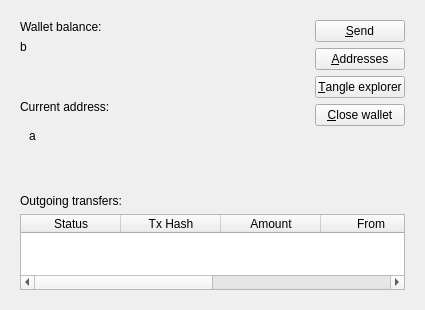
joshirio/iota-cooler, file widgets/walletwidget.ui: the form before one commit.
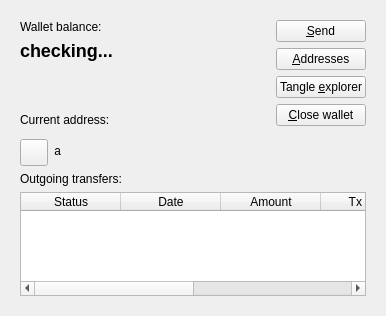
The form after the commit. Icons and pictures are not drawn.

Patch:
```diff
--- a/widgets/walletwidget.ui
+++ b/widgets/walletwidget.ui
@@ -6,8 +6,8 @@
    <rect>
     <x>0</x>
     <y>0</y>
-    <width>425</width>
-    <height>310</height>
+    <width>386</width>
+    <height>316</height>
    </rect>
   </property>
   <property name="windowTitle">
@@ -17,28 +17,43 @@
    <item>
     <widget class="QStackedWidget" name="stackedWidget">
      <widget class="QWidget" name="page">
-      <layout class="QVBoxLayout" name="verticalLayout_7">
+      <layout class="QVBoxLayout" name="verticalLayout_4">
        <item>
         <layout class="QGridLayout" name="gridLayout">
          <item row="0" column="0">
           <layout class="QVBoxLayout" name="verticalLayout_5">
            <item>
             <widget class="QLabel" name="label">
+             <property name="sizePolicy">
+              <sizepolicy hsizetype="Preferred" vsizetype="Preferred">
+               <horstretch>0</horstretch>
+               <verstretch>0</verstretch>
+              </sizepolicy>
+             </property>
              <property name="text">
               <string>Wallet balance:</string>
              </property>
              <property name="alignment">
-              <set>Qt::AlignLeading|Qt::AlignLeft|Qt::AlignVCenter</set>
+              <set>Qt::AlignLeading|Qt::AlignLeft|Qt::AlignTop</set>
              </property>
             </widget>
            </item>
            <item>
             <widget class="QLabel" name="balanceLabel">
+             <property name="toolTip">
+              <string>Balance of the current address. Refreshes every 30 seconds...</string>
+             </property>
+             <property name="styleSheet">
+              <string notr="true">QLabel {
+	font-size: 18px;
+	font-weight: bold;
+}</string>
+             </property>
              <property name="text">
-              <string>b</string>
+              <string>checking...</string>
              </property>
              <property name="alignment">
-              <set>Qt::AlignLeading|Qt::AlignLeft|Qt::AlignVCenter</set>
+              <set>Qt::AlignLeading|Qt::AlignLeft|Qt::AlignTop</set>
              </property>
              <property name="wordWrap">
               <bool>true</bool>
@@ -53,6 +68,9 @@
              <property name="orientation">
               <enum>Qt::Vertical</enum>
              </property>
+             <property name="sizeType">
+              <enum>QSizePolicy::Minimum</enum>
+             </property>
              <property name="sizeHint" stdset="0">
               <size>
                <width>20</width>
@@ -82,7 +100,7 @@
            <item>
             <widget class="QPushButton" name="tangleExplorerButton">
              <property name="text">
-              <string>&amp;Tangle explorer</string>
+              <string>Tangle &amp;explorer</string>
              </property>
             </widget>
            </item>
@@ -109,7 +127,9 @@
           </layout>
          </item>
          <item row="1" column="0">
-          <layout class="QVBoxLayout" name="verticalLayout_4">
+          <layout class="QVBoxLayout" name="verticalLayout_3">
+           <item>
+            <layout class="QHBoxLayout" name="horizontalLayout">
            <item>
             <widget class="QLabel" name="label_3">
              <property name="text">
@@ -118,28 +138,59 @@
             </widget>
            </item>
            <item>
-            <widget class="QScrollArea" name="scrollArea">
-             <property name="frameShape">
-              <enum>QFrame::NoFrame</enum>
-             </property>
-             <property name="frameShadow">
-              <enum>QFrame::Sunken</enum>
-             </property>
-             <property name="widgetResizable">
-              <bool>true</bool>
-             </property>
-             <widget class="QWidget" name="scrollAreaWidgetContents">
-              <property name="geometry">
-               <rect>
-                <x>0</x>
-                <y>0</y>
-                <width>251</width>
-                <height>49</height>
-               </rect>
-              </property>
-              <layout class="QVBoxLayout" name="verticalLayout_3">
+              <spacer name="horizontalSpacer">
+               <property name="orientation">
+                <enum>Qt::Horizontal</enum>
+               </property>
+               <property name="sizeHint" stdset="0">
+                <size>
+                 <width>40</width>
+                 <height>20</height>
+                </size>
+               </property>
+              </spacer>
+             </item>
+            </layout>
+           </item>
+           <item>
+            <layout class="QHBoxLayout" name="horizontalLayout_2">
+             <item>
+              <widget class="QToolButton" name="copyAddressToolButton">
+               <property name="toolTip">
+                <string>Copy (Ctrl+A)</string>
+               </property>
+               <property name="text">
+                <string/>
+               </property>
+               <property name="icon">
+                <iconset theme="editcopy">
+                 <disabledoff>:/icons/copy.png</disabledoff>
+                </iconset>
+               </property>
+               <property name="iconSize">
+                <size>
+                 <width>20</width>
+                 <height>20</height>
+                </size>
+               </property>
+               <property name="shortcut">
+                <string>Ctrl+R</string>
+               </property>
+               <property name="arrowType">
+                <enum>Qt::NoArrow</enum>
+               </property>
+              </widget>
+             </item>
                <item>
                 <widget class="QLabel" name="addressLabel">
+               <property name="toolTip">
+                <string>The current receiving address for your wallet</string>
+               </property>
+               <property name="styleSheet">
+                <string notr="true">QLabel{
+	font-family: monospace;
+}</string>
+               </property>
                  <property name="text">
                   <string>a</string>
                  </property>
@@ -147,7 +198,7 @@
                   <bool>false</bool>
                  </property>
                  <property name="alignment">
-                  <set>Qt::AlignLeading|Qt::AlignLeft|Qt::AlignTop</set>
+                <set>Qt::AlignLeading|Qt::AlignLeft|Qt::AlignVCenter</set>
                  </property>
                  <property name="wordWrap">
                   <bool>true</bool>
@@ -161,26 +212,11 @@
                 </widget>
                </item>
               </layout>
-             </widget>
-            </widget>
            </item>
           </layout>
          </item>
         </layout>
        </item>
-       <item>
-        <spacer name="verticalSpacer_2">
-         <property name="orientation">
-          <enum>Qt::Vertical</enum>
-         </property>
-         <property name="sizeHint" stdset="0">
-          <size>
-           <width>20</width>
-           <height>0</height>
-          </size>
-         </property>
-        </spacer>
-       </item>
        <item>
         <layout class="QVBoxLayout" name="verticalLayout_2">
          <item>
@@ -238,7 +274,7 @@
            </column>
            <column>
             <property name="text">
-             <string>Tx Hash</string>
+             <string>Date</string>
             </property>
            </column>
            <column>
@@ -246,6 +282,11 @@
              <string>Amount</string>
             </property>
            </column>
+           <column>
+            <property name="text">
+             <string>Tx Hash</string>
+            </property>
+           </column>
            <column>
             <property name="text">
              <string>From</string>
@@ -256,11 +297,6 @@
              <string>To</string>
             </property>
            </column>
-           <column>
-            <property name="text">
-             <string>Date</string>
-            </property>
-           </column>
           </widget>
          </item>
         </layout>
```
Lines whose indentation alone changed are shown as unchanged.
